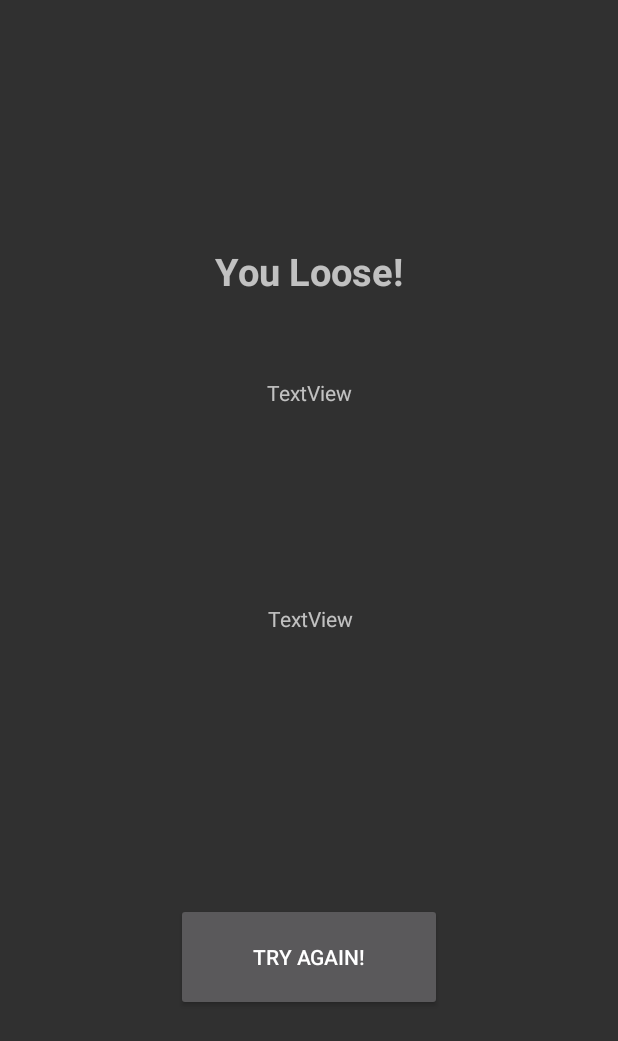
After one commit to neezoy/GalgeApp, an Android app: the layout activity_looser.xml on its own in the app's theme, with its tools: preview values and no code run, on a phone screen of 412 x 824 dp. The commit adds this screen. Shown: the top 1041 px of the screen. Run offline under Robolectric (Android 15) with nearby library versions, the phone set to English and light mode, and no system bars; network calls fail.

Commit message:
Network datatransfer Async call Winner and looser screen

```diff
--- a/app/src/main/AndroidManifest.xml
+++ b/app/src/main/AndroidManifest.xml
@@ -11,7 +11,9 @@
         android:roundIcon="@mipmap/ic_launcher_round"
         android:supportsRtl="true"
         android:theme="@style/Theme.AppCompat.NoActionBar">
-        <activity android:name=".Help"></activity>
+        <activity android:name=".Looser"></activity>
+        <activity android:name=".Winner" />
+        <activity android:name=".Help" />
         <activity android:name=".Highscore" />
         <activity android:name=".MainActivity">
             <intent-filter>
--- /dev/null
+++ b/app/src/main/res/layout/activity_looser.xml
@@ -0,0 +1,57 @@
+<?xml version="1.0" encoding="utf-8"?>
+<androidx.constraintlayout.widget.ConstraintLayout xmlns:android="http://schemas.android.com/apk/res/android"
+    xmlns:app="http://schemas.android.com/apk/res-auto"
+    xmlns:tools="http://schemas.android.com/tools"
+    android:layout_width="match_parent"
+    android:layout_height="match_parent"
+    tools:context=".Looser">
+
+
+    <TextView
+        android:id="@+id/textViewLooser"
+        android:layout_width="wrap_content"
+        android:layout_height="wrap_content"
+        android:layout_marginTop="163dp"
+        android:text="You Loose!"
+        android:textSize="25sp"
+        android:textStyle="bold"
+        app:layout_constraintEnd_toEndOf="parent"
+        app:layout_constraintHorizontal_bias="0.5"
+        app:layout_constraintStart_toStartOf="parent"
+        app:layout_constraintTop_toTopOf="parent" />
+
+    <TextView
+        android:id="@+id/textViewWWord"
+        android:layout_width="wrap_content"
+        android:layout_height="wrap_content"
+        android:layout_marginTop="54dp"
+        android:text="TextView"
+        app:layout_constraintEnd_toEndOf="parent"
+        app:layout_constraintHorizontal_bias="0.5"
+        app:layout_constraintStart_toStartOf="parent"
+        app:layout_constraintTop_toBottomOf="@+id/textViewLooser" />
+
+    <TextView
+        android:id="@+id/textViewWmistakes"
+        android:layout_width="wrap_content"
+        android:layout_height="wrap_content"
+        android:layout_marginStart="1dp"
+        android:text="TextView"
+        app:layout_constraintBottom_toBottomOf="parent"
+        app:layout_constraintEnd_toEndOf="parent"
+        app:layout_constraintHorizontal_bias="0.5"
+        app:layout_constraintStart_toStartOf="parent"
+        app:layout_constraintTop_toTopOf="parent" />
+
+    <Button
+        android:id="@+id/buttonTryagain2"
+        android:layout_width="177dp"
+        android:layout_height="72dp"
+        android:layout_marginBottom="150dp"
+        android:text="Try Again!"
+        app:layout_constraintBottom_toBottomOf="parent"
+        app:layout_constraintEnd_toEndOf="parent"
+        app:layout_constraintHorizontal_bias="0.5"
+        app:layout_constraintStart_toStartOf="parent" />
+
+</androidx.constraintlayout.widget.ConstraintLayout>
--- a/app/src/main/res/values/strings.xml
+++ b/app/src/main/res/values/strings.xml
@@ -1,5 +1,5 @@
 <resources>
-    <string name="app_name">GalgeApp</string>
+    <string name="app_name">s154130 Niels Valdemar Huess Hedlund</string>
     <string name="start">Start</string>
     <string name="textview">TextView</string>
 </resources>
```
Also changed, not shown: app/src/main/java/com/example/galgeapp/AsyncInternetDataTransfer.java (added, +25 -0 lines), app/src/main/java/com/example/galgeapp/Game.java (+13 -11 lines), app/src/main/java/com/example/galgeapp/Looser.java (added, +41 -0 lines), app/src/main/java/com/example/galgeapp/Winner.java (added, +39 -0 lines), app/src/main/res/layout/activity_winner.xml (added, +54 -0 lines).
